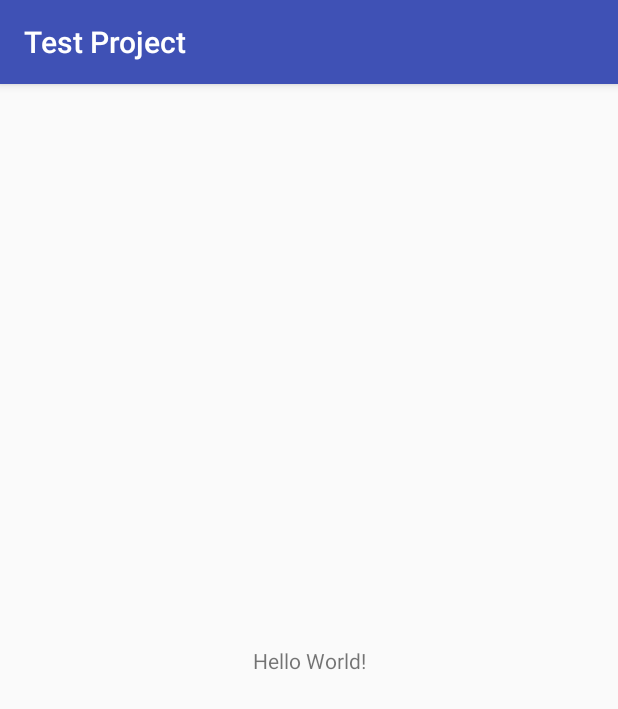
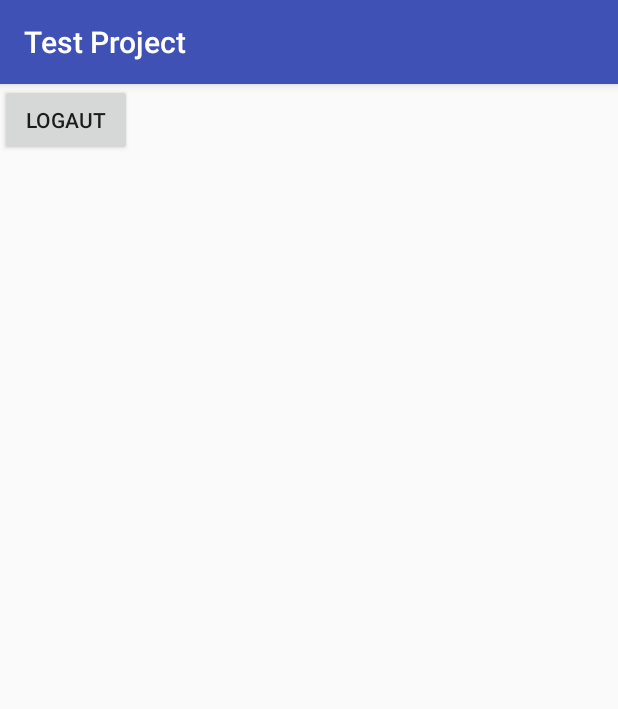
Before and after one commit to pahan112/TestProject, an Android app: the screen it shows after launch (MainActivity), on a phone screen of 412 x 824 dp. Shown: the top 709 px of the screen. Run offline under Robolectric (Android 15) with nearby library versions, the phone set to English and light mode, and no system bars; our stand-ins replace ButterKnife, Firebase (no records; nobody signed in at launch, a user with empty details on screens opened directly).

```diff
--- a/app/src/main/AndroidManifest.xml
+++ b/app/src/main/AndroidManifest.xml
@@ -9,12 +9,15 @@
         android:roundIcon="@mipmap/ic_launcher_round"
         android:supportsRtl="true"
         android:theme="@style/AppTheme">
-        <activity android:name=".MainActivity">
+        <activity android:name=".activity.MainActivity">
             <intent-filter>
                 <action android:name="android.intent.action.MAIN" />
 
                 <category android:name="android.intent.category.LAUNCHER" />
             </intent-filter>
+
+        </activity>
+        <activity android:name=".activity.LoginActivity">
         </activity>
     </application>
 
--- a/app/src/main/java/papka/pahan/testproject/MainActivity.java
+++ /dev/null
@@ -1,13 +0,0 @@
-package papka.pahan.testproject;
-
-import android.support.v7.app.AppCompatActivity;
-import android.os.Bundle;
-
-public class MainActivity extends AppCompatActivity {
-
-    @Override
-    protected void onCreate(Bundle savedInstanceState) {
-        super.onCreate(savedInstanceState);
-        setContentView(R.layout.activity_main);
-    }
-}
--- /dev/null
+++ b/app/src/main/java/papka/pahan/testproject/activity/MainActivity.java
@@ -0,0 +1,68 @@
+package papka.pahan.testproject.activity;
+
+import android.content.Intent;
+import android.os.Bundle;
+import android.support.annotation.NonNull;
+import android.support.v7.app.AppCompatActivity;
+import android.widget.Toast;
+
+import com.google.android.gms.auth.api.Auth;
+import com.google.android.gms.auth.api.signin.GoogleSignInOptions;
+import com.google.android.gms.common.ConnectionResult;
+import com.google.android.gms.common.api.GoogleApiClient;
+import com.google.android.gms.common.api.ResultCallback;
+import com.google.android.gms.common.api.Status;
+import com.google.firebase.auth.FirebaseAuth;
+
+import butterknife.ButterKnife;
+import butterknife.OnClick;
+import papka.pahan.testproject.R;
+import papka.pahan.testproject.activity.LoginActivity;
+
+public class MainActivity extends AppCompatActivity implements GoogleApiClient.OnConnectionFailedListener {
+
+    private GoogleApiClient mGoogleApiClient;
+    private FirebaseAuth mFirebaseAuth;
+
+    @Override
+    protected void onCreate(Bundle savedInstanceState) {
+        super.onCreate(savedInstanceState);
+        setContentView(R.layout.activity_main);
+        ButterKnife.bind(this);
+
+        GoogleSignInOptions gso = new GoogleSignInOptions.Builder(GoogleSignInOptions.DEFAULT_SIGN_IN)
+                .requestEmail()
+                .build();
+        mGoogleApiClient = new GoogleApiClient.Builder(this)
+                .enableAutoManage(this, this)
+                .addApi(Auth.GOOGLE_SIGN_IN_API, gso)
+                .build();
+
+        mFirebaseAuth = FirebaseAuth.getInstance();
+    }
+    private void goLoginScreen(){
+        Intent intent = new Intent(this,LoginActivity.class);
+        intent.addFlags(Intent.FLAG_ACTIVITY_CLEAR_TOP | Intent.FLAG_ACTIVITY_CLEAR_TASK | Intent.FLAG_ACTIVITY_NEW_TASK);
+        startActivity(intent);
+    }
+
+    @OnClick(R.id.bt_logout)
+    void clickLogOut(){
+        mFirebaseAuth.signOut();
+        Auth.GoogleSignInApi.signOut(mGoogleApiClient).setResultCallback(new ResultCallback<Status>() {
+            @Override
+            public void onResult(@NonNull Status status) {
+                if (status.isSuccess()){
+                    goLoginScreen();
+                }else {
+                    Toast.makeText(getApplicationContext()," no fdfdf", Toast.LENGTH_LONG).show();
+                }
+            }
+        });
+    }
+
+    @Override
+    public void onConnectionFailed(@NonNull ConnectionResult connectionResult) {
+
+    }
+}
--- a/app/src/main/res/layout/activity_main.xml
+++ b/app/src/main/res/layout/activity_main.xml
@@ -4,15 +4,12 @@
     xmlns:tools="http://schemas.android.com/tools"
     android:layout_width="match_parent"
     android:layout_height="match_parent"
-    tools:context="papka.pahan.testproject.MainActivity">
+    tools:context="papka.pahan.testproject.activity.MainActivity">
 
-    <TextView
-        android:layout_width="wrap_content"
-        android:layout_height="wrap_content"
-        android:text="Hello World!"
-        app:layout_constraintBottom_toBottomOf="parent"
-        app:layout_constraintLeft_toLeftOf="parent"
-        app:layout_constraintRight_toRightOf="parent"
-        app:layout_constraintTop_toTopOf="parent" />
+ <Button
+     android:id="@+id/bt_logout"
+     android:layout_width="wrap_content"
+     android:layout_height="wrap_content"
+     android:text="Logaut"/>
 
 </android.support.constraint.ConstraintLayout>
```
Also changed, not shown: app/build.gradle (+4 -4 lines), app/src/main/java/papka/pahan/testproject/activity/LoginActivity.java (added, +126 -0 lines), app/src/main/res/layout/activity_login.xml (added, +16 -0 lines).
